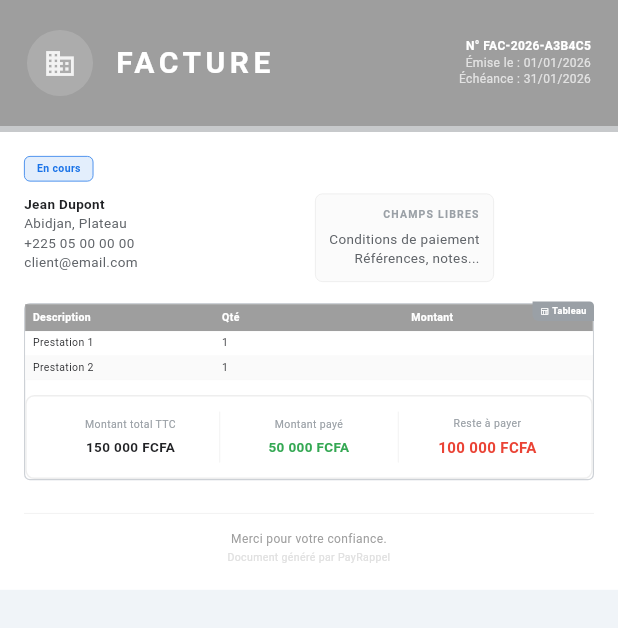
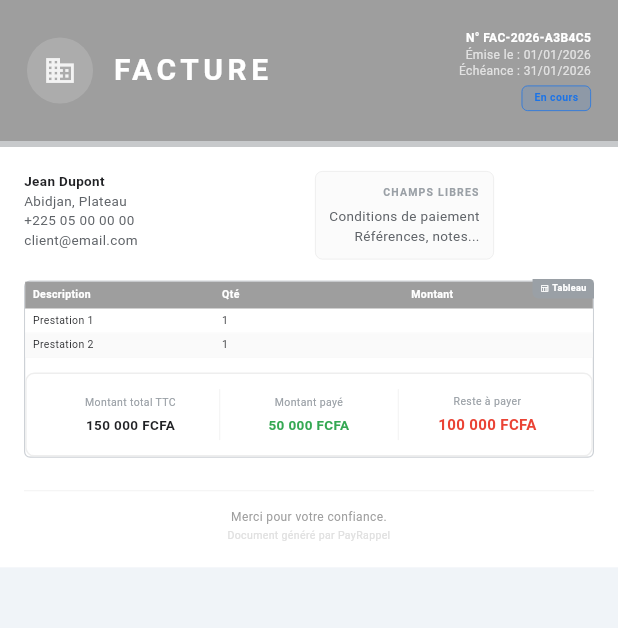
Before and after one commit to MoayeGrace/payrappel, a Flutter app: the _BoldDoc widget shown alone on an empty page, opened directly with sample values from the repository, on a phone screen of 412 x 824 dp. Shown: the top 628 px of the screen. Run offline on Flutter 3.47's test engine with Material 3 defaults, Android fonts, the phone set to English and light mode, and no system bars; our stand-ins replace cloud_firestore, firebase_auth, firebase_core, fl_chart, flutter_contacts, flutter_local_notifications and 9 more; missing offline and left inert: excel; accounts and stored records are empty; generated files the repository leaves out were written again.

Commit message:
corrections des bugs au niveau des templates11

```diff
--- a/lib/data/models/invoice_template_model.dart
+++ b/lib/data/models/invoice_template_model.dart
@@ -29,6 +29,7 @@ enum FieldSource {
   invoiceStatus,
   bankInfo,
   invoiceNumber,
+  today,
   manual,
 }
 
@@ -49,6 +50,7 @@ extension FieldSourceLabel on FieldSource {
         FieldSource.invoiceStatus => 'Statut',
         FieldSource.bankInfo => 'Infos bancaires',
         FieldSource.invoiceNumber => 'Numéro de facture',
+        FieldSource.today => 'Date du jour',
         FieldSource.manual => 'Texte manuel',
       };
 }
--- a/lib/presentation/templates/template_preview_screen.dart
+++ b/lib/presentation/templates/template_preview_screen.dart
@@ -1,5 +1,6 @@
 import 'dart:io';
 import 'package:flutter/material.dart';
+import 'package:intl/intl.dart';
 import 'package:go_router/go_router.dart';
 import 'package:google_fonts/google_fonts.dart';
 import 'package:provider/provider.dart';
@@ -759,10 +760,10 @@ class _ClassicDoc extends StatelessWidget {
                         ),
                       ),
                       const SizedBox(height: 4),
+                      if (template.topRight.isEmpty) ...[
                         Text('N° FAC-2026-A3B4C5',
                             style: TextStyle(fontSize: 8, fontWeight: FontWeight.bold, color: accent)),
                         const SizedBox(height: 3),
-                      if (template.topRight.isEmpty) ...[
                         _metaRow('Émise le', '01/01/2026'),
                         _metaRow('Échéance', '31/01/2026'),
                       ] else
@@ -980,10 +981,10 @@ class _ModernDoc extends StatelessWidget {
                 onAddField: onAddField != null
                     ? () => onAddField!(TemplateSectionId.topRight)
                     : null,
-                child: template.topRight.isEmpty
-                    ? Column(
+                child: Column(
                   crossAxisAlignment: CrossAxisAlignment.end,
                   children: [
+                    if (template.topRight.isEmpty) ...[
                       Text(template.titleLabel,
                           style: TextStyle(
                               color: textOnHeader,
@@ -1005,14 +1006,17 @@ class _ModernDoc extends StatelessWidget {
                           style: TextStyle(
                               color: textOnHeader.withOpacity(0.7),
                               fontSize: 9)),
-                        ],
-                      )
-                    : _renderSection(template.topRight, profile,
+                    ] else
+                      _renderSection(template.topRight, profile,
                           boldColor: textOnHeader,
                           baseColor: textOnHeader.withOpacity(0.7),
                           baseFontSize: 9,
                           sectionId: TemplateSectionId.topRight,
                           onFieldTap: onFieldTap),
+                    const SizedBox(height: 4),
+                    _statusChipDemo(),
+                  ],
+                ),
               ),
             ],
           ),
@@ -1024,8 +1028,6 @@ class _ModernDoc extends StatelessWidget {
           child: Column(
             crossAxisAlignment: CrossAxisAlignment.start,
             children: [
-              _statusChipDemo(),
-              const SizedBox(height: 8),
               if (!template.topCenter.isEmpty) ...[
                 _SelectableZone(
                   id: TemplateSectionId.topCenter,
@@ -1415,6 +1417,7 @@ class _BoldDoc extends StatelessWidget {
                   child: template.topCenter.isEmpty
                       ? Text(
                           template.titleLabel.toUpperCase(),
+                          textAlign: TextAlign.center,
                           style: TextStyle(
                               color: textOnHeader,
                               fontSize: 20,
@@ -1437,10 +1440,10 @@ class _BoldDoc extends StatelessWidget {
                 onAddField: onAddField != null
                     ? () => onAddField!(TemplateSectionId.topRight)
                     : null,
-                child: template.topRight.isEmpty
-                    ? Column(
+                child: Column(
                   crossAxisAlignment: CrossAxisAlignment.end,
                   children: [
+                    if (template.topRight.isEmpty) ...[
                       Text('Facture Janv. 2026',
                           style: TextStyle(
                               color: textOnHeader,
@@ -1460,14 +1463,17 @@ class _BoldDoc extends StatelessWidget {
                           style: TextStyle(
                               color: textOnHeader.withOpacity(0.7),
                               fontSize: 8)),
-                        ],
-                      )
-                    : _renderSection(template.topRight, profile,
+                    ] else
+                      _renderSection(template.topRight, profile,
                           boldColor: textOnHeader,
                           baseColor: textOnHeader.withOpacity(0.7),
                           baseFontSize: 8,
                           sectionId: TemplateSectionId.topRight,
                           onFieldTap: onFieldTap),
+                    const SizedBox(height: 4),
+                    _statusChipDemo(),
+                  ],
+                ),
               ),
             ],
           ),
@@ -1482,8 +1488,6 @@ class _BoldDoc extends StatelessWidget {
           child: Column(
             crossAxisAlignment: CrossAxisAlignment.start,
             children: [
-              _statusChipDemo(),
-              const SizedBox(height: 8),
               IntrinsicHeight(
                 child: Row(
                   crossAxisAlignment: CrossAxisAlignment.stretch,
@@ -1822,7 +1826,7 @@ String _fieldValue(TemplateFieldConfig field, PreviewProfile profile) {
     FieldSource.companyAddress => profile.address,
     FieldSource.companyPhone => profile.phone,
     FieldSource.companyEmail => profile.email,
-    FieldSource.companyRccm => 'RC/ABJ/2024/001',
+    FieldSource.companyRccm => '',
     FieldSource.clientName => 'Jean Dupont',
     FieldSource.clientAddress => 'Abidjan, Plateau',
     FieldSource.clientPhone => '+225 05 00 00 00',
@@ -1833,6 +1837,7 @@ String _fieldValue(TemplateFieldConfig field, PreviewProfile profile) {
     FieldSource.invoiceStatus => 'En cours',
     FieldSource.bankInfo => 'Ma Banque — 123456789',
     FieldSource.invoiceNumber => 'N° FAC-2026-A3B4C5',
+    FieldSource.today => DateFormat('dd/MM/yyyy', 'fr_FR').format(DateTime.now()),
     FieldSource.manual => field.manualValue ?? '',
   };
   if (base.isEmpty) return '';
--- a/lib/services/invoice_html_service.dart
+++ b/lib/services/invoice_html_service.dart
@@ -531,7 +531,7 @@ $pageBody
     required String logoHtml,
   }) {
     final centerContent = topCenterHtml.isNotEmpty ? topCenterHtml
-        : '<div style="font-size:20pt;font-weight:bold;letter-spacing:3px;color:$onHeader;">${_e(titleLabel.toUpperCase())}</div>';
+        : '<div style="font-size:20pt;font-weight:bold;letter-spacing:3px;color:$onHeader;text-align:center;">${_e(titleLabel.toUpperCase())}</div>';
 
     final rightContent = topRightHtml.isNotEmpty ? topRightHtml : '''
       <div style="font-size:9pt;font-weight:bold;color:$onHeader;">${_e(invoice.title)}</div>
@@ -547,7 +547,7 @@ $pageBody
 <table width="100%" cellpadding="0" cellspacing="0" bgcolor="$headerHex" style="background-color:$headerHex;">
   <tr>
     $logoCell
-    <td style="padding:20px 14px;vertical-align:middle;">$centerContent</td>
+    <td style="padding:20px 14px;vertical-align:middle;text-align:center;">$centerContent</td>
     <td style="padding:20px 18px 20px 14px;vertical-align:top;text-align:right;white-space:nowrap;">$rightContent</td>
   </tr>
 </table>
@@ -623,6 +623,7 @@ $pageBody
         ].join(' — '),
       FieldSource.invoiceNumber  =>
           'N° FAC-${invoice.createdAt.year}-${invoice.id.substring(0, 6).toUpperCase()}',
+      FieldSource.today          => DateFormatter.format(DateTime.now()),
       FieldSource.manual         => f.manualValue ?? '',
     };
     return raw;
--- a/lib/services/template_pdf_service.dart
+++ b/lib/services/template_pdf_service.dart
@@ -1381,6 +1381,8 @@ static pw.Widget _invoiceLineItemsBlock(_RenderCtx c) {
         return parts.join(' — ');
       case FieldSource.invoiceNumber:
         return _invoiceNum(c);
+      case FieldSource.today:
+        return _fmtDate(DateTime.now());
       case FieldSource.manual:
         return field.manualValue ?? '';
     }
--- a/lib/services/word_service.dart
+++ b/lib/services/word_service.dart
@@ -535,6 +535,8 @@ ${payments.isNotEmpty ? '''
         return parts.join(' — ');
       case FieldSource.invoiceNumber:
         return 'N° FAC-${invoice.createdAt.year}-${invoice.id.substring(0, 6).toUpperCase()}';
+      case FieldSource.today:
+        return DateFormatter.format(DateTime.now());
       case FieldSource.manual:
         return f.manualValue ?? '';
     }
```
Also changed, not shown: lib/services/template_render_engine.dart (+16 -6 lines). Lines whose indentation alone changed are shown as unchanged.
